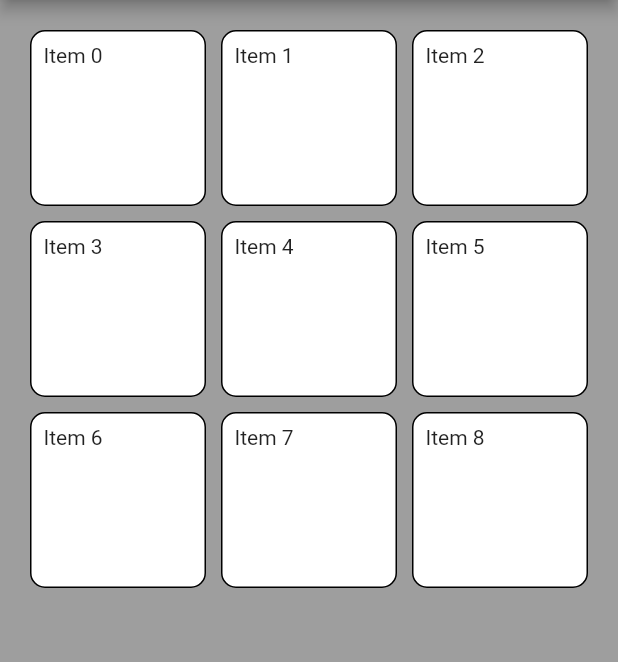
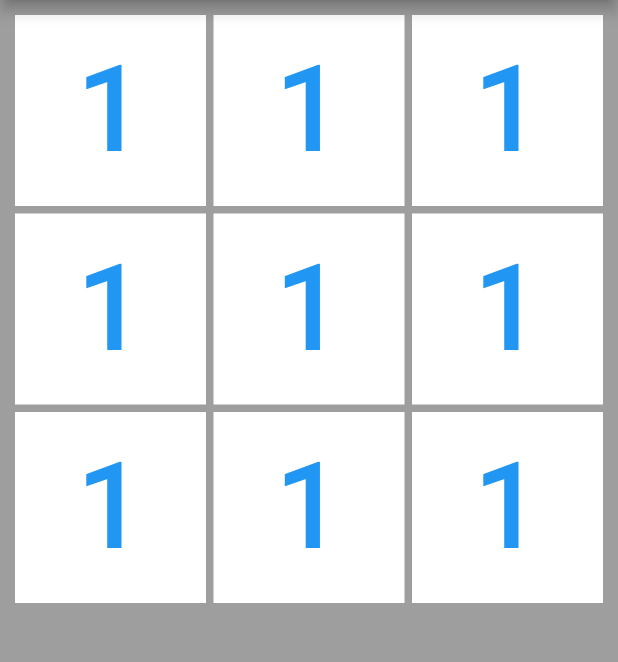
Before and after one commit to joanmdrs/tic-tac-toe, a Flutter app: the screen it shows after launch, on a phone screen of 412 x 824 dp, the part 84-746 px from its top. Run offline on Flutter 3.47's test engine with Material 2 defaults, Android fonts, the phone set to English and light mode, and no system bars.

```diff
--- /dev/null
+++ b/tictactoe/lib/enums/players_enum.dart
@@ -0,0 +1 @@
+enum Player { player1, player2 }
--- a/tictactoe/lib/main.dart
+++ b/tictactoe/lib/main.dart
@@ -1,4 +1,6 @@
 import 'package:flutter/material.dart';
+import 'package:tictactoe/controllers/tic_tac_toe_controller.dart';
+import 'package:tictactoe/enums/brand_enum.dart';
 
 void main() {
   runApp(const MyApp());
@@ -20,8 +22,29 @@ class MyApp extends StatelessWidget {
   }
 }
 
-class MyHomePage extends StatelessWidget {
+class MyHomePage extends StatefulWidget {
   const MyHomePage({Key? key}) : super(key: key);
+
+  @override
+  State<MyHomePage> createState() => _MyHomePageState();
+}
+
+class _MyHomePageState extends State<MyHomePage> {
+  int turn = 0;
+
+  TicTacToeController controller = new TicTacToeController();
+  String brand = "";
+  String mark = "1";
+
+  void _modifyState() {
+    setState(() {
+      if (turn == 0) {
+        turn = 1;
+      } else {
+        turn = 0;
+      }
+    });
+  }
 
   @override
   Widget build(BuildContext context) {
@@ -43,18 +66,31 @@ class MyHomePage extends StatelessWidget {
       color: Colors.grey,
       width: MediaQuery.of(context).size.width,
       height: MediaQuery.of(context).size.height,
-      child: GridView.count(
-          primary: false,
-          padding: const EdgeInsets.all(20),
-          crossAxisSpacing: 10,
-          mainAxisSpacing: 10,
-          crossAxisCount: 3,
-          children: List.generate(9, (index) {
-            return Container(
-                padding: const EdgeInsets.all(8),
-                decoration: BoxDecoration (border: Border.all(color: Colors.black), color: Colors.white, borderRadius: BorderRadius.circular(10) ),
-                child: Text('Item $index'));
-          })),
+      child: _buildBoard(),
     );
   }
+
+  _buildBoard() {
+    return GridView.count(
+      primary: false,
+      padding: const EdgeInsets.all(10),
+      crossAxisSpacing: 5,
+      mainAxisSpacing: 5,
+      crossAxisCount: 3,
+      children: List.generate(9, (index) {
+        return Container(color: Colors.white, child: _buildMark(index));
+      }),
+    );
+  }
+
+  _buildMark(index) {
+    return TextButton(
+        style: ButtonStyle(
+            foregroundColor: MaterialStateProperty.all<Color>(Colors.blue)),
+        onPressed: () {
+          _modifyState();
+          mark = "5";
+        },
+        child: Text(('$mark'), style: TextStyle(fontSize: 80)));
+  }
 }
```
Also changed, not shown: tictactoe/lib/controllers/tic_tac_toe_controller.dart (added, +18 -0 lines), tictactoe/lib/models/tic_tac_toe_model.dart (+33 -7 lines).
